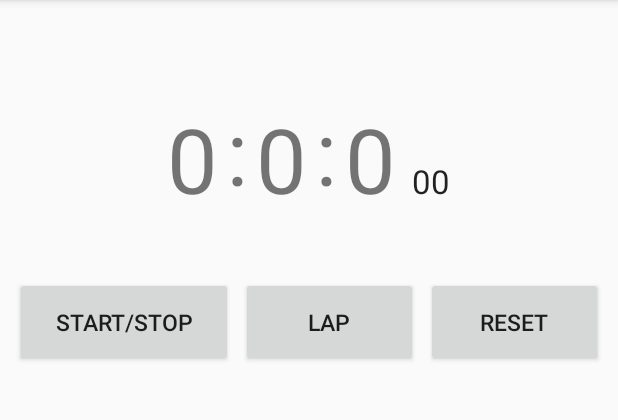
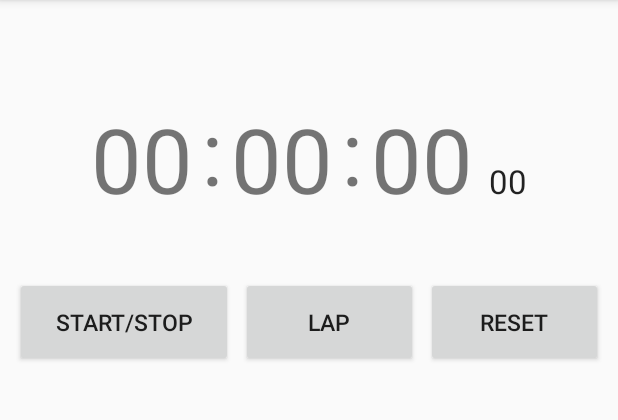
Before and after one commit to devlee77/Stopwatch, an Android app: the screen it shows after launch (MainActivity), after a tap on "RESET", on a phone screen of 412 x 824 dp, the part 84-504 px from its top. Run offline under Robolectric (Android 15) with nearby library versions, the phone set to English and light mode, and no system bars; 1 other tap on this screen came first.

Commit message:
make number shows Two digits

```diff
--- a/app/src/main/java/com/example/stopwatch/MainActivity.kt
+++ b/app/src/main/java/com/example/stopwatch/MainActivity.kt
@@ -25,10 +25,10 @@ class MainActivity : AppCompatActivity() {
             val milli = time % 100
 
             runOnUiThread {
-                tv_hour.text = "$hour"
-                tv_min.text = "$min"
-                tv_sec.text = "$sec"
-                tv_milli.text = "$milli"
+                tv_hour.text = "${hour / 10}${hour % 10}"
+                tv_min.text = "${min / 10}${min % 10}"
+                tv_sec.text = "${sec / 10}${sec % 10}"
+                tv_milli.text = "${milli / 10}${milli % 10}"
             }
         }
     }
@@ -44,9 +44,9 @@ class MainActivity : AppCompatActivity() {
 
         time = 0
         lapLayout.removeAllViews()
-        tv_hour.text = "0"
-        tv_min.text = "0"
-        tv_sec.text = "0"
+        tv_hour.text = "00"
+        tv_min.text = "00"
+        tv_sec.text = "00"
         tv_milli.text = "00"
         lap = 1;
     }
@@ -56,9 +56,9 @@ class MainActivity : AppCompatActivity() {
 
         val textView = TextView(this)
         val string =
-            "$lap LAP : ${laptime / 100 / 3600}:${laptime / 100 / 60}:${laptime / 100}.${laptime % 100}"
-        textView.text=string
-        lapLayout.addView(textView,0)
+            "$lap LAP : ${laptime / 100 / 3600}:${laptime / 100 / 60}:${laptime / 100 / 10}${laptime / 100 % 10}.${laptime % 100 / 10}${laptime % 100 % 10}"
+        textView.text = string
+        lapLayout.addView(textView, 0)
         lap++
     }
 
@@ -67,7 +67,7 @@ class MainActivity : AppCompatActivity() {
         setContentView(R.layout.activity_main)
 
         bt_start.setOnClickListener {
-            if(!checkRunning)
+            if (!checkRunning)
                 start()
             else
                 pause()
--- a/app/src/main/res/layout/activity_main.xml
+++ b/app/src/main/res/layout/activity_main.xml
@@ -24,7 +24,7 @@
                 android:layout_width="wrap_content"
                 android:layout_height="wrap_content"
                 android:layout_margin="5dp"
-                android:text="0"
+                android:text="00"
                 android:textSize="60sp" />
 
             <TextView
@@ -38,7 +38,7 @@
                 android:layout_width="wrap_content"
                 android:layout_height="wrap_content"
                 android:layout_margin="5dp"
-                android:text="0"
+                android:text="00"
                 android:textSize="60sp" />
 
             <TextView
@@ -52,12 +52,12 @@
                 android:layout_width="wrap_content"
                 android:layout_height="wrap_content"
                 android:layout_margin="5dp"
-                android:text="0"
+                android:text="00"
                 android:textSize="60sp" />
 
             <TextView
                 android:id="@+id/tv_milli"
-                android:layout_width="25dp"
+                android:layout_width="wrap_content"
                 android:layout_height="wrap_content"
                 android:layout_margin="5dp"
                 android:text="00"
```
